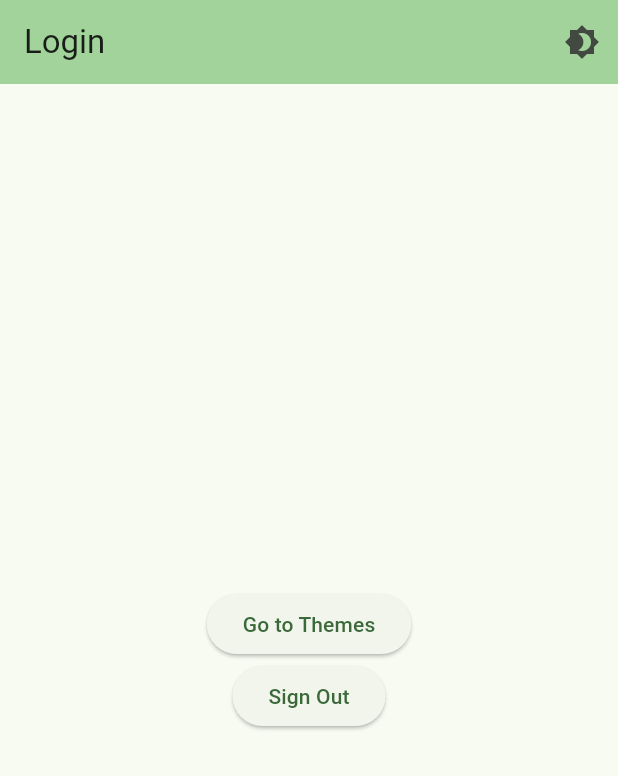
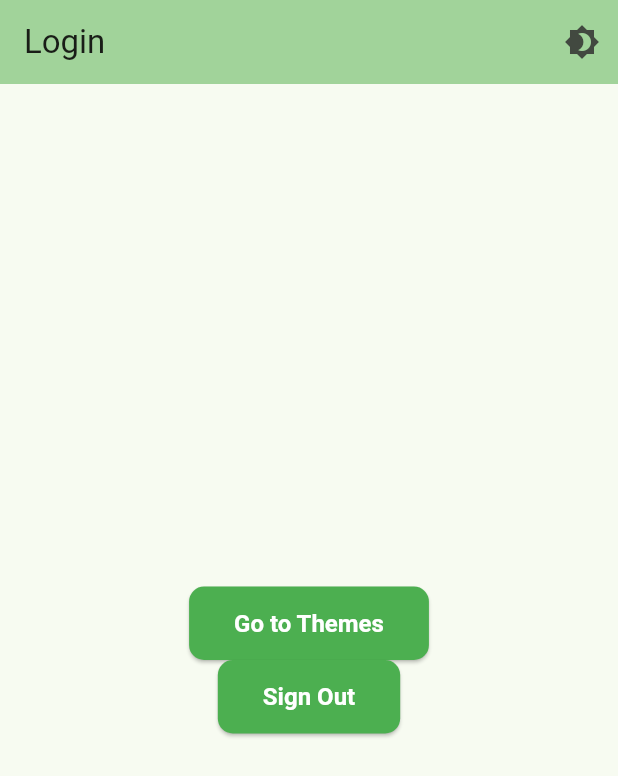
Before and after one commit to Marcotty/flutter-memo-cards, a Flutter app: the screen it shows once a user with an empty profile is signed in, on a phone screen of 412 x 824 dp. Shown: the top 776 px of the screen. Run offline on Flutter 3.47's test engine with Material 3 defaults, Android fonts, the phone set to English and light mode, and no system bars; our stand-ins replace cloud_firestore, firebase_auth, firebase_core; missing offline and left inert: firebase_ui_auth, firebase_ui_oauth_google; accounts and stored records are empty.

Commit message:
add customization

```diff
--- a/lib/main.dart
+++ b/lib/main.dart
@@ -13,7 +13,10 @@ void main() async {
   await Firebase.initializeApp(options: DefaultFirebaseOptions.currentPlatform);
   FirebaseUIAuth.configureProviders([
     EmailAuthProvider(),
-    GoogleProvider(clientId: '643524386263-jq5a8og58obvad8hl1qc1g150nbvt7fb.apps.googleusercontent.com'),
+    GoogleProvider(
+      clientId:
+          '643524386263-jq5a8og58obvad8hl1qc1g150nbvt7fb.apps.googleusercontent.com',
+    ),
   ]);
   runApp(
     ChangeNotifierProvider(
@@ -37,6 +40,53 @@ class MemoCardsApp extends StatelessWidget {
           backgroundColor: ColorScheme.fromSeed(
             seedColor: Colors.green,
           ).inversePrimary,
+        ),
+
+        // Primary color will affect many widgets, including default button colors
+        primarySwatch:
+            Colors.deepPurple, // Try a color that matches your brand!
+
+        // This targets ElevatedButtons specifically (often used by FirebaseUI)
+        elevatedButtonTheme: ElevatedButtonThemeData(
+          style: ElevatedButton.styleFrom(
+            backgroundColor: Colors.green, // Button background
+
+            foregroundColor: Colors.white, // Button text color
+
+            shape: RoundedRectangleBorder(
+              borderRadius: BorderRadius.circular(
+                10,
+              ), // Rounded corners for buttons
+            ),
+
+            padding: const EdgeInsets.symmetric(
+              horizontal: 30,
+              vertical: 15,
+            ), // Button padding
+
+            textStyle: const TextStyle(
+              fontSize: 16,
+              fontWeight: FontWeight.bold,
+            ), // Text style
+          ),
+        ),
+
+        // You can also adjust input field decorations
+        inputDecorationTheme: InputDecorationTheme(
+          border: OutlineInputBorder(borderRadius: BorderRadius.circular(10)),
+
+          filled: true,
+
+          fillColor: Colors.grey[200],
+        ),
+
+        // And other elements like text styles
+        textTheme: const TextTheme(
+          bodyLarge: TextStyle(color: Colors.black87),
+
+          bodyMedium: TextStyle(color: Colors.black54),
+
+          headlineSmall: TextStyle(color: Colors.deepPurple),
         ),
       ),
       home: const AuthGate(),
@@ -78,7 +128,7 @@ class MyHomePage extends StatelessWidget {
               },
               child: const Text('Go to Themes'),
             ),
-           ElevatedButton(
+            ElevatedButton(
               onPressed: () {
                 FirebaseAuth.instance.signOut(); // Simple sign out
               },
```
Also changed, not shown: lib/models.dart (+34 -2 lines).
